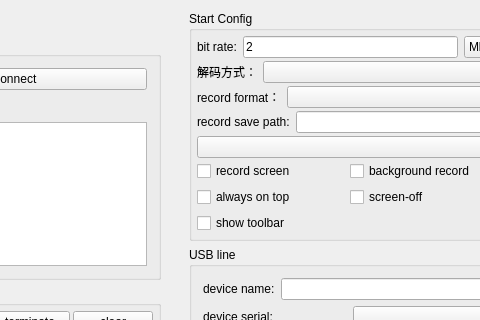
The window that QtScrcpy/ui/dialog.ui (barry-ran/QtScrcpy) describes before a commit, drawn with Qt 5; both pictures show x 472 to 952 and y 0 to 320 of the 1293 by 502 pixel window.
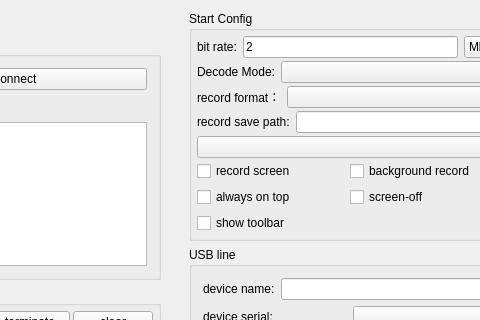
The same window after the commit.

Commit message:
i18n: use English as source language for decode mode strings
- Change dialog.ui decodeModeLabel from Chinese to 'Decode Mode:'
- Change decodeModeBox tooltip from Chinese to English
- Change dialog.cpp tr() calls to use English source strings
- This follows the project convention of English source language
  with .ts translations for zh_CN/ja_JP/ko_KR

Patch:
```diff
--- a/QtScrcpy/ui/dialog.ui
+++ b/QtScrcpy/ui/dialog.ui
@@ -436,7 +436,7 @@
                </sizepolicy>
               </property>
               <property name="text">
-               <string>解码方式：</string>
+               <string>Decode Mode:</string>
               </property>
              </widget>
             </item>
```
Left out of the diff: 2 changed lines with no effect on the pictures. The commit also changes 1 other file.
